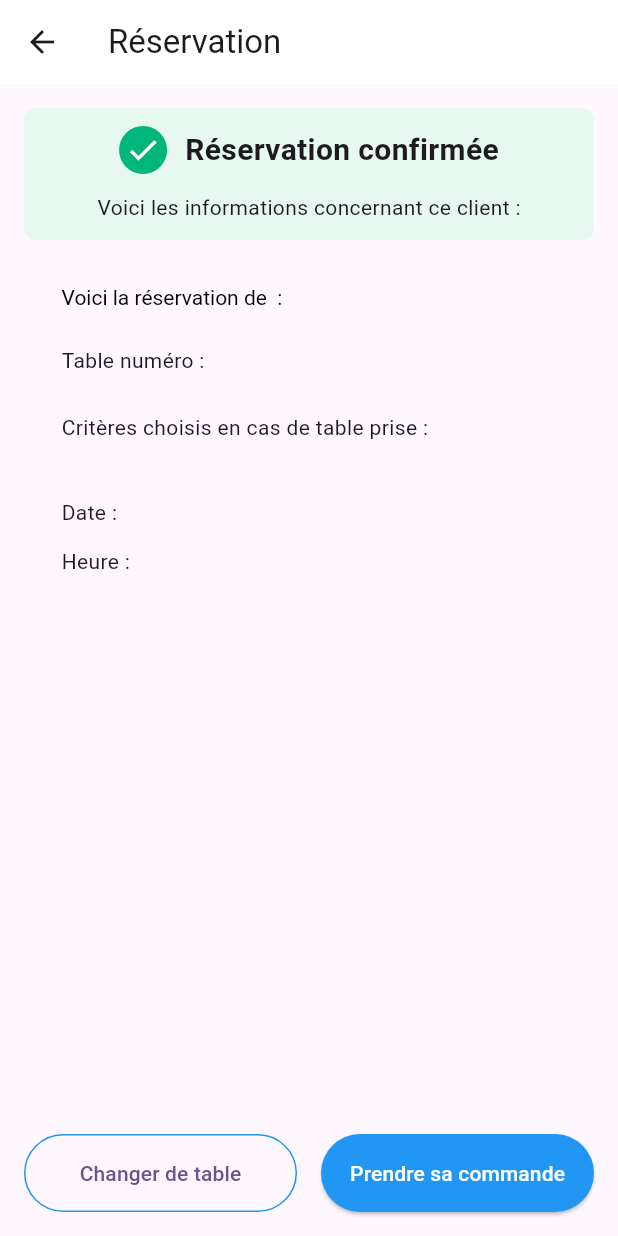
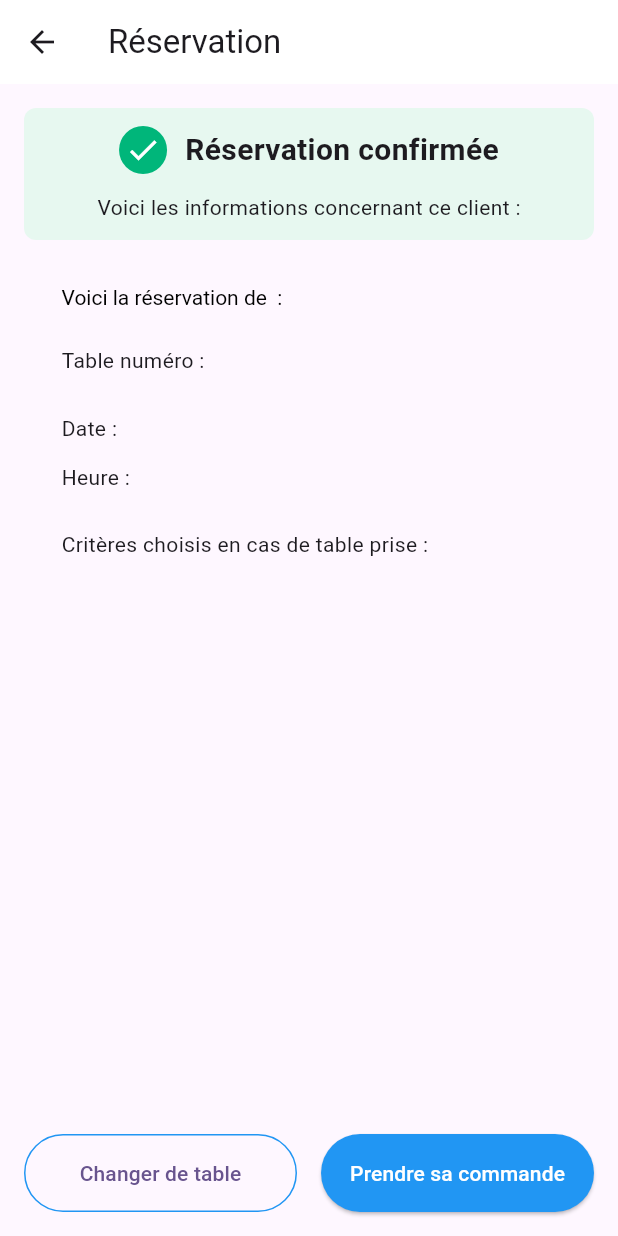
Before and after one commit to alex4900/App-La-Detente-De-Camoel, a Flutter app: the QRResultat screen opened directly with empty values, on a phone screen of 412 x 824 dp. Run offline on Flutter 3.47's test engine with Material 3 defaults, Android fonts, the light colour scheme and no system bars; our stand-ins replace flutter_svg, shared_preferences; missing offline and left inert: qr_code_scanner_plus; accounts and stored records are empty.

Commit message:
Ajout des commentaires pour la table et la réservation

```diff
--- a/lib/ui/screens/qrCode/qrResultat.dart
+++ b/lib/ui/screens/qrCode/qrResultat.dart
@@ -103,31 +103,8 @@ class QRResultat extends StatelessWidget {
                       ),
                     ],
                   ),
-                  const SizedBox(height: 24.0),
-                  const Text(
-                    'Critères choisis en cas de table prise :',
-                    style: TextStyle(fontSize: 14.0),
-                  ),
-                  const SizedBox(height: 12.0),
-                  ...content['criteres'].map<Widget>(
-                        (critere) => Padding(
-                      padding: const EdgeInsets.symmetric(vertical: 4.0),
-                      child: Row(
-                        children: [
-                          Container(
-                            width: 4.0,
-                            height: 4.0,
-                            decoration: const BoxDecoration(
-                              color: Colors.black,
-                              shape: BoxShape.circle,
-                            ),
-                          ),
-                          const SizedBox(width: 8.0),
-                          Text(critere, style: const TextStyle(fontSize: 14.0)),
-                        ],
-                      ),
-                    ),
-                  ),
+
+
                   const SizedBox(height: 24.0),
                   Row(
                     children: [
@@ -160,6 +137,23 @@ class QRResultat extends StatelessWidget {
                       ),
                     ],
                   ),
+                  const SizedBox(height: 24),
+
+                  const Text(
+                    'Critères choisis en cas de table prise :',
+                    style: TextStyle(fontSize: 14.0),
+                  ),
+                  const SizedBox(height: 12),
+
+                  Text(
+                    content['commentaire'],
+                    style: const TextStyle(
+                      fontSize: 14.0,
+                      fontWeight: FontWeight.bold,
+
+                    ),
+                  ),
+
                 ],
               ),
             ),
```
